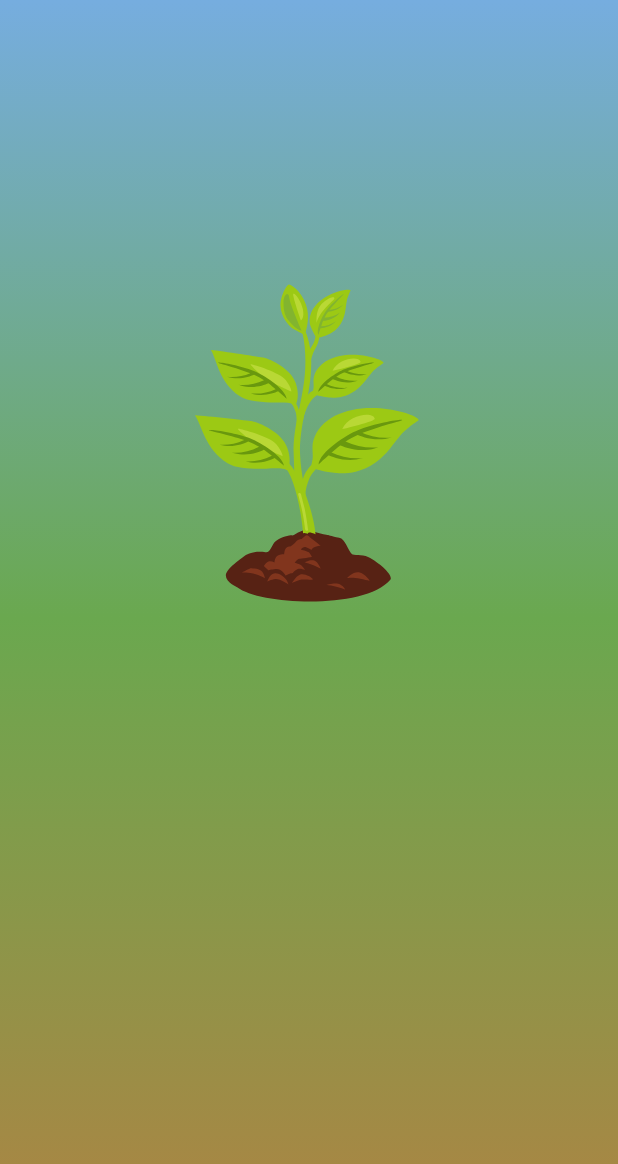
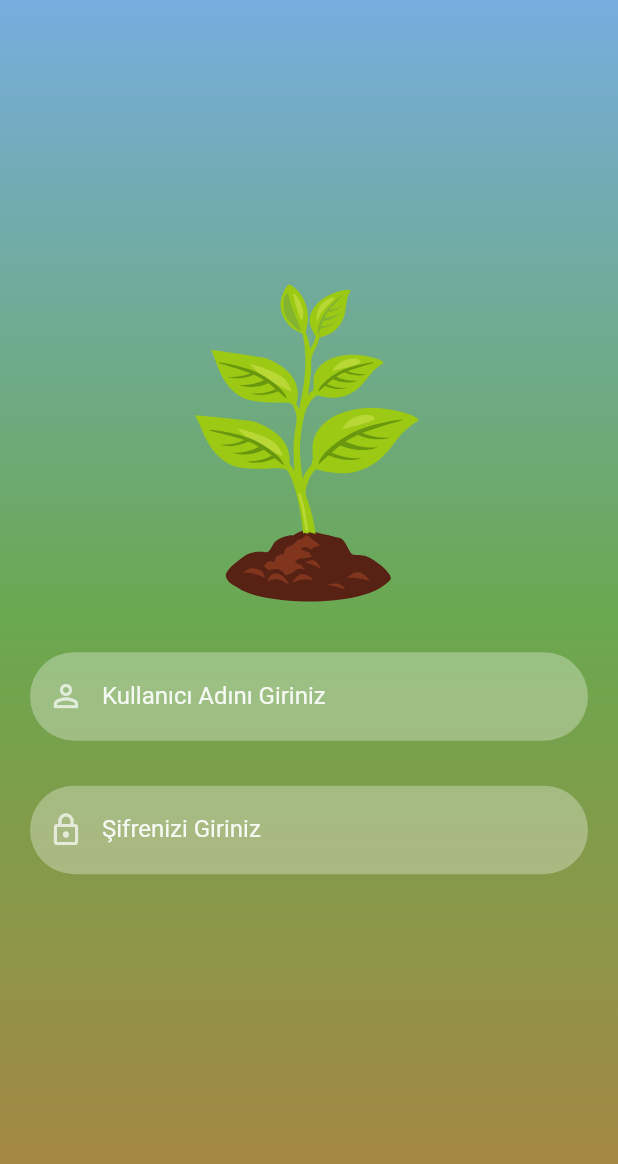
Before and after one commit to atakanarslan06/MyOrchard, a Flutter app: the GirisYapEkran screen opened directly, on a phone screen of 412 x 824 dp. Shown: the top 1164 px of the screen. Run offline on Flutter 3.47's test engine with Material 2 defaults, Android fonts, the phone set to English and light mode, and no system bars; our stand-ins replace lottie.

Commit message:
My Orchard

```diff
--- a/lib/model/widgets/formWidget.dart
+++ b/lib/model/widgets/formWidget.dart
@@ -23,6 +23,8 @@ TextField formWidget(String text, IconData icon, bool isPasswordType,
             borderSide: const BorderSide(width: 0, style: BorderStyle.none)
         ),
     ),
-    keyboardType:
+    keyboardType: isPasswordType
+        ? TextInputType.visiblePassword
+        : TextInputType.emailAddress
   );
 }
--- a/lib/view/screens/GirisYap.dart
+++ b/lib/view/screens/GirisYap.dart
@@ -1,5 +1,5 @@
 import 'package:flutter/material.dart';
-import 'package:lottie/lottie.dart';
+import 'package:meyvebahcem/model/widgets/formWidget.dart';
 import '../../model/color_utils.dart';
 import '../../model/widgets/lottieWidget.dart';
 
@@ -11,6 +11,9 @@ class GirisYapEkran extends StatefulWidget {
 }
 
 class _GirisYapEkranState extends State<GirisYapEkran> {
+
+  TextEditingController _passwordTextController = TextEditingController();
+  TextEditingController _emailTextController = TextEditingController();
   @override
   Widget build(BuildContext context) {
     return  Scaffold(
@@ -32,7 +35,15 @@ class _GirisYapEkranState extends State<GirisYapEkran> {
               padding: EdgeInsets.fromLTRB(20, MediaQuery.of(context).size.height * 0.2, 20, 0),
               child: Column(
                 children: <Widget>[
-                  lottieWidget("assets/looties/107999-energyshares-plant5.json")
+                  lottieWidget("assets/looties/107999-energyshares-plant5.json"),
+                  SizedBox(
+                    height: 30,
+                  ),
+                  formWidget("Kullanıcı Adını Giriniz", Icons.person_outline, false, _emailTextController),
+                  SizedBox(
+                    height: 30,
+                  ),
+                  formWidget("Şifrenizi Giriniz", Icons.lock_outline, true, _passwordTextController),
                 ],
               ),
             ),),
```
